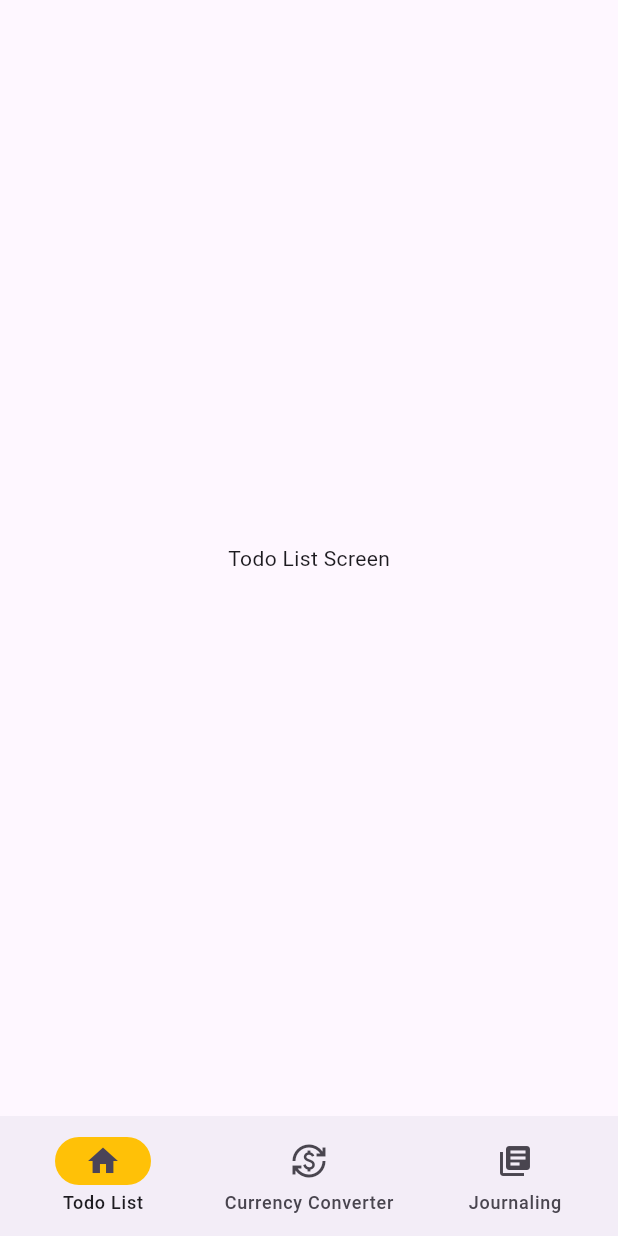
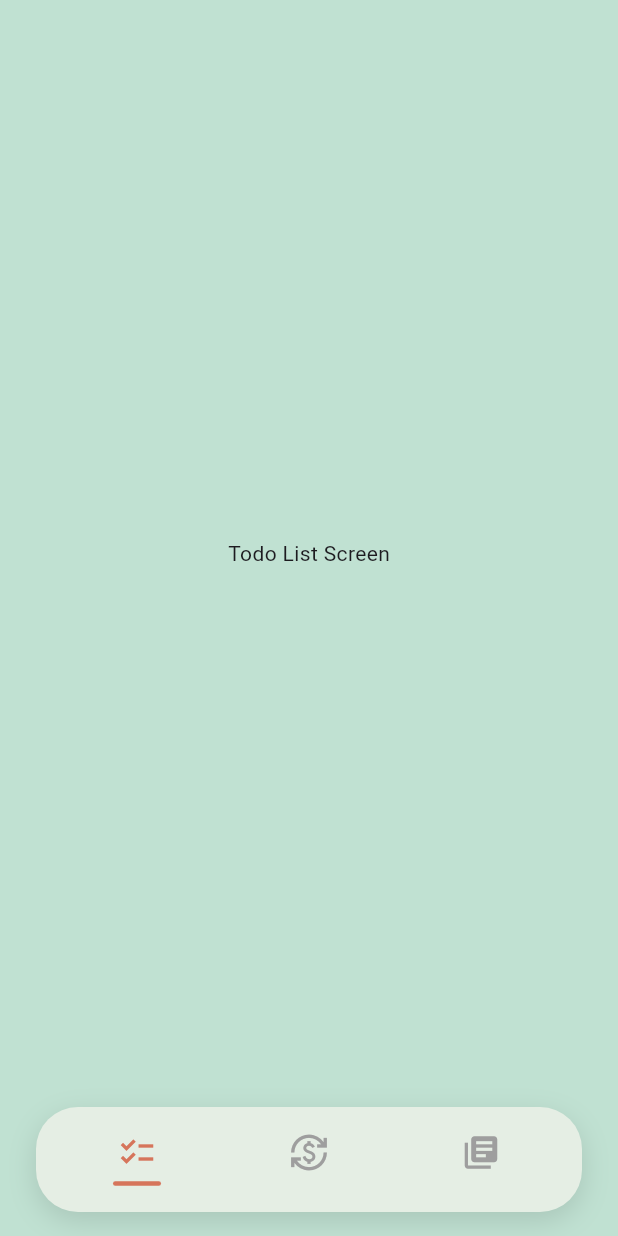
Before and after one commit to 10-menachi/stage_0_mobile, a Flutter app: the screen it shows after launch, on a phone screen of 412 x 824 dp. Run offline on Flutter 3.47's test engine with Material 3 defaults, Android fonts, the phone set to English and light mode, and no system bars.

Commit message:
Create Bottom Navbar UI

```diff
--- a/lib/main.dart
+++ b/lib/main.dart
@@ -1,5 +1,6 @@
 import 'package:flutter/material.dart';
 import 'package:stage_0_mobile/src/pages/home_page.dart';
+import 'package:stage_0_mobile/src/theme.dart';
 
 void main(List<String> args) {
   runApp(UtilityApplication());
@@ -10,6 +11,6 @@ class UtilityApplication extends StatelessWidget {
 
   @override
   Widget build(BuildContext context) {
-    return const MaterialApp(home: HomePage());
+    return MaterialApp(home: HomePage(), theme: appTheme);
   }
 }
--- a/lib/src/theme.dart
+++ b/lib/src/theme.dart
@@ -0,0 +1,13 @@
+import 'package:flutter/material.dart';
+
+abstract class AppColors {
+  static const backgroundColor = Color(0xFFC0E1D2);
+  static const secondary = Color(0xFFD6755B);
+  static const primary = Color(0xFFF6F4E8);
+  static const tertiaryColor = Color(0xFFE5EEE4);
+  static const textColor = Colors.black;
+}
+
+ThemeData appTheme = ThemeData(
+  scaffoldBackgroundColor: AppColors.backgroundColor,
+);
--- a/lib/src/widgets/custom_bottom_navigation_bar.dart
+++ b/lib/src/widgets/custom_bottom_navigation_bar.dart
@@ -1,8 +1,11 @@
 import 'package:flutter/material.dart';
+import 'package:stage_0_mobile/src/theme.dart';
+import 'package:stage_0_mobile/src/widgets/nav_item.dart';
 
-class CustomBottomNavigationBar extends StatefulWidget {
+class CustomBottomNavigationBar extends StatelessWidget {
   final int pageIndex;
-  final Function(int) onDestinationSelected;
+  final ValueChanged<int> onDestinationSelected;
+
   const CustomBottomNavigationBar({
     super.key,
     required this.pageIndex,
@@ -10,31 +13,50 @@ class CustomBottomNavigationBar extends StatefulWidget {
   });
 
   @override
-  State<CustomBottomNavigationBar> createState() => _BottomNavigationBarState();
-}
-
-class _BottomNavigationBarState extends State<CustomBottomNavigationBar> {
-  @override
   Widget build(BuildContext context) {
-    return NavigationBar(
-      onDestinationSelected: widget.onDestinationSelected,
-      indicatorColor: Colors.amber,
-      selectedIndex: widget.pageIndex,
-      destinations: const <Widget>[
-        NavigationDestination(
-          selectedIcon: Icon(Icons.home),
-          icon: Icon(Icons.checklist),
-          label: 'Todo List',
+    return SafeArea(
+      minimum: const EdgeInsets.fromLTRB(24, 0, 24, 16),
+      child: Container(
+        height: 70, // 🔥 reduced from 86
+        padding: const EdgeInsets.symmetric(horizontal: 10, vertical: 6),
+        decoration: BoxDecoration(
+          color: AppColors.tertiaryColor,
+          borderRadius: BorderRadius.circular(28), // slightly tighter
+          boxShadow: const [
+            BoxShadow(
+              blurRadius: 16,
+              offset: Offset(0, 6),
+              color: Colors.black12,
+            ),
+          ],
         ),
-        NavigationDestination(
-          icon: Icon(Icons.currency_exchange),
-          label: 'Currency Converter',
+        child: Row(
+          mainAxisAlignment: MainAxisAlignment.spaceAround,
+          children: [
+            NavItem(
+              icon: Icons.checklist,
+              isSelected: pageIndex == 0,
+              selectedColor: AppColors.secondary,
+              unselectedColor: Colors.grey,
+              onTap: () => onDestinationSelected(0),
+            ),
+            NavItem(
+              icon: Icons.currency_exchange,
+              isSelected: pageIndex == 1,
+              selectedColor: AppColors.secondary,
+              unselectedColor: Colors.grey,
+              onTap: () => onDestinationSelected(1),
+            ),
+            NavItem(
+              icon: Icons.library_books,
+              isSelected: pageIndex == 2,
+              selectedColor: AppColors.secondary,
+              unselectedColor: Colors.grey,
+              onTap: () => onDestinationSelected(2),
+            ),
+          ],
         ),
-        NavigationDestination(
-          icon: Icon(Icons.library_books),
-          label: 'Journaling',
-        ),
-      ],
+      ),
     );
   }
 }
--- /dev/null
+++ b/lib/src/widgets/nav_item.dart
@@ -0,0 +1,50 @@
+import 'package:flutter/material.dart';
+
+class NavItem extends StatelessWidget {
+  final IconData icon;
+  final bool isSelected;
+  final VoidCallback onTap;
+  final Color selectedColor;
+  final Color unselectedColor;
+
+  const NavItem({
+    super.key,
+    required this.icon,
+    required this.isSelected,
+    required this.onTap,
+    required this.selectedColor,
+    required this.unselectedColor,
+  });
+
+  @override
+  Widget build(BuildContext context) {
+    final Color iconColor = isSelected ? selectedColor : unselectedColor;
+
+    return Expanded(
+      child: InkWell(
+        borderRadius: BorderRadius.circular(20),
+        onTap: onTap,
+        child: Column(
+          mainAxisAlignment: MainAxisAlignment.center,
+          children: [
+            Icon(
+              icon,
+              size: 26, // 🔥 reduced from 30
+              color: iconColor,
+            ),
+            const SizedBox(height: 6), // 🔥 reduced spacing
+            AnimatedContainer(
+              duration: const Duration(milliseconds: 200),
+              height: 3, // 🔥 thinner indicator
+              width: isSelected ? 32 : 0, // 🔥 shorter line
+              decoration: BoxDecoration(
+                color: selectedColor,
+                borderRadius: BorderRadius.circular(999),
+              ),
+            ),
+          ],
+        ),
+      ),
+    );
+  }
+}
```
